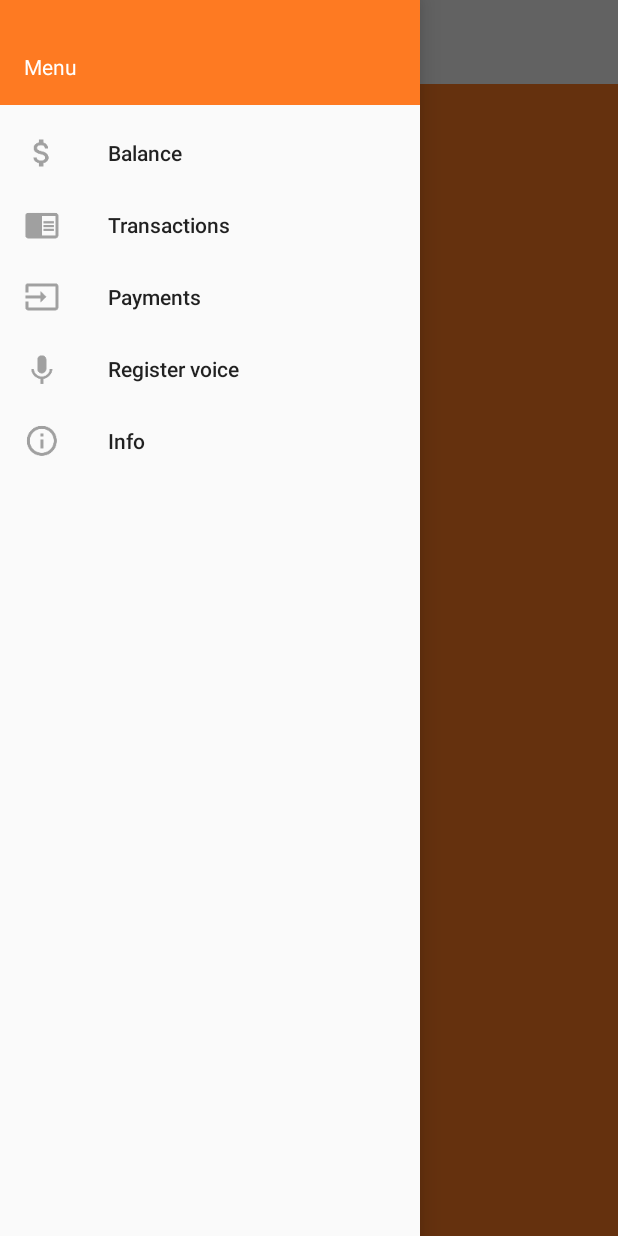
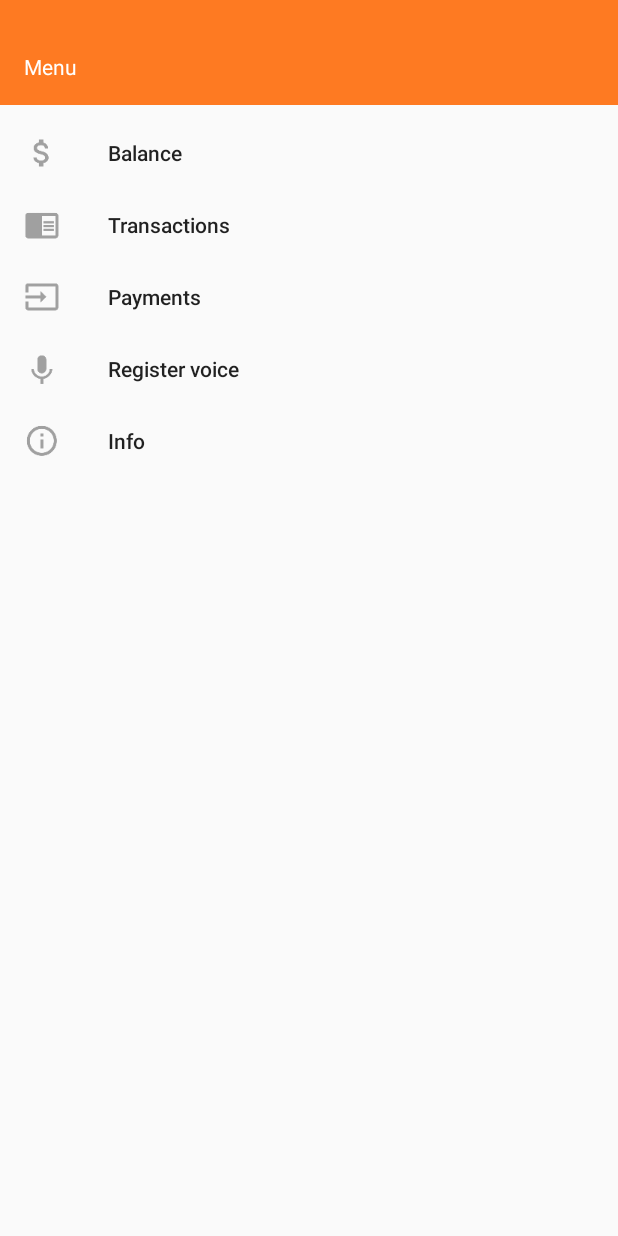
Before and after one commit to romanmihaiiulian/curiosity2018, an Android app: the MainMenuActivity screen opened directly, with no data from a screen before it, with the side drawer open, on a phone screen of 412 x 824 dp. Run offline under Robolectric (Android 15) with nearby library versions, the light colour scheme and no system bars.

Commit message:
full screen drawer menu

```diff
--- a/MobileApp/Hackathon2018/app/src/main/java/com/example/ing/hackathon2018/MainMenuActivity.java
+++ b/MobileApp/Hackathon2018/app/src/main/java/com/example/ing/hackathon2018/MainMenuActivity.java
@@ -41,6 +41,7 @@ public class MainMenuActivity extends AppCompatActivity {
         actionbar.setHomeAsUpIndicator(R.drawable.ic_menu);
 
         mDrawerLayout = (DrawerLayout) findViewById(R.id.drawer_layout);
+        mDrawerLayout.openDrawer(GravityCompat.START);
         NavigationView navigationView = (NavigationView) findViewById(R.id.nav_view);
         navigationView.setNavigationItemSelectedListener(new NavigationView.OnNavigationItemSelectedListener() {
             @Override
--- a/MobileApp/Hackathon2018/app/src/main/res/layout/activity_mainmenu.xml
+++ b/MobileApp/Hackathon2018/app/src/main/res/layout/activity_mainmenu.xml
@@ -26,11 +26,13 @@
 
     <android.support.design.widget.NavigationView
         android:id="@+id/nav_view"
-        android:layout_width="wrap_content"
+        android:layout_width="match_parent"
         android:layout_height="match_parent"
         android:layout_gravity="start"
         android:fitsSystemWindows="true"
         app:menu="@menu/drawer_view"
+        android:orientation="vertical"
+        android:layout_marginLeft="-64dp"
         app:headerLayout="@layout/nav_header"/>
 
 </android.support.v4.widget.DrawerLayout>
```
